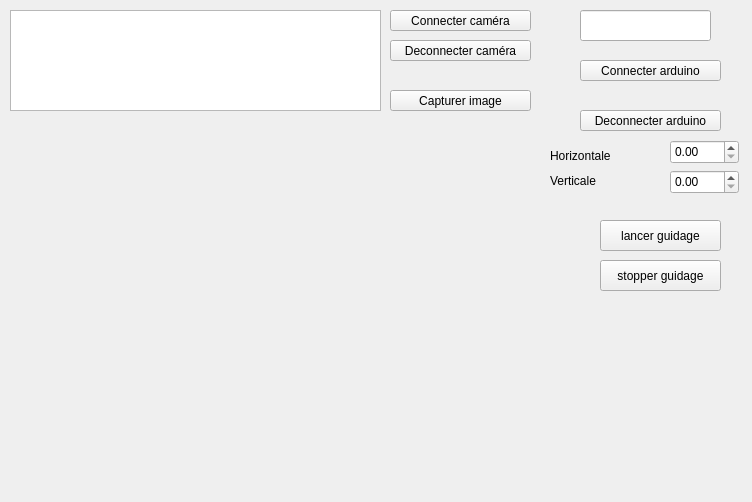
This is src/fenetreprincipale.ui in maelvls/climso-auto as Qt 5 draws it before an edit. The edited form follows.
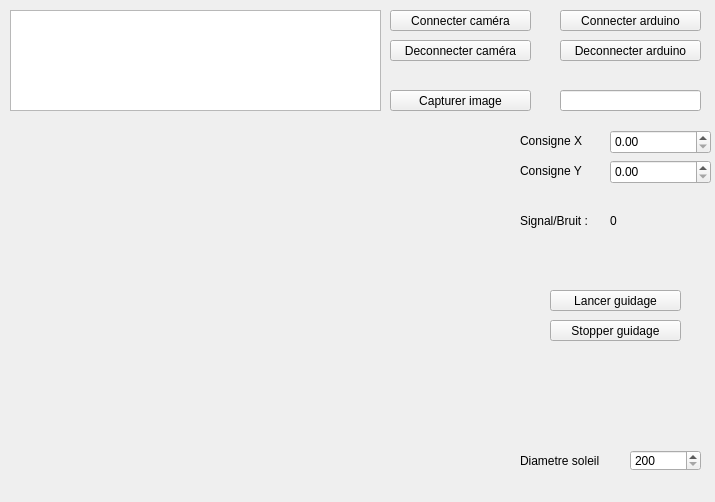
This is the edited form.

Commit message: Amélioration de l'interface avc ajout du ratio, du choix de la consigne

```diff
--- a/src/fenetreprincipale.ui
+++ b/src/fenetreprincipale.ui
@@ -6,7 +6,7 @@
    <rect>
     <x>0</x>
     <y>0</y>
-    <width>752</width>
+    <width>715</width>
     <height>502</height>
    </rect>
   </property>
@@ -69,32 +69,6 @@
      <string/>
     </property>
    </widget>
-   <widget class="QPushButton" name="connecterArduino">
-    <property name="geometry">
-     <rect>
-      <x>580</x>
-      <y>60</y>
-      <width>141</width>
-      <height>21</height>
-     </rect>
-    </property>
-    <property name="text">
-     <string>Connecter arduino</string>
-    </property>
-   </widget>
-   <widget class="QPushButton" name="deconnecterArduino">
-    <property name="geometry">
-     <rect>
-      <x>580</x>
-      <y>110</y>
-      <width>141</width>
-      <height>21</height>
-     </rect>
-    </property>
-    <property name="text">
-     <string>Deconnecter arduino</string>
-    </property>
-   </widget>
    <widget class="QLabel" name="statutCamera">
     <property name="geometry">
      <rect>
@@ -108,63 +82,56 @@
      <string/>
     </property>
    </widget>
-   <widget class="QLabel" name="statutArduino">
+   <widget class="QDoubleSpinBox" name="consigne_l">
     <property name="geometry">
      <rect>
-      <x>580</x>
-      <y>90</y>
-      <width>141</width>
-      <height>16</height>
-     </rect>
-    </property>
-    <property name="text">
-     <string/>
-    </property>
-   </widget>
-   <widget class="QDoubleSpinBox" name="consigneX">
-    <property name="geometry">
-     <rect>
-      <x>670</x>
-      <y>140</y>
-      <width>69</width>
+      <x>610</x>
+      <y>160</y>
+      <width>101</width>
       <height>24</height>
      </rect>
     </property>
+    <property name="maximum">
+     <double>10000.000000000000000</double>
+    </property>
    </widget>
    <widget class="QLabel" name="label">
     <property name="geometry">
      <rect>
-      <x>550</x>
-      <y>145</y>
+      <x>520</x>
+      <y>130</y>
       <width>81</width>
       <height>21</height>
      </rect>
     </property>
     <property name="text">
-     <string>Horizontale</string>
+     <string>Consigne X</string>
     </property>
    </widget>
    <widget class="QDoubleSpinBox" name="consigneY">
     <property name="geometry">
      <rect>
-      <x>670</x>
-      <y>170</y>
-      <width>69</width>
+      <x>610</x>
+      <y>130</y>
+      <width>101</width>
       <height>24</height>
      </rect>
     </property>
+    <property name="maximum">
+     <double>10000.000000000000000</double>
+    </property>
    </widget>
    <widget class="QLabel" name="label_2">
     <property name="geometry">
      <rect>
-      <x>550</x>
-      <y>170</y>
+      <x>520</x>
+      <y>160</y>
       <width>81</width>
       <height>21</height>
      </rect>
     </property>
     <property name="text">
-     <string>Verticale</string>
+     <string>Consigne Y</string>
     </property>
    </widget>
    <widget class="QTextBrowser" name="messages">
@@ -180,37 +147,131 @@
    <widget class="QLineEdit" name="nomFichierArduino">
     <property name="geometry">
      <rect>
-      <x>580</x>
-      <y>10</y>
-      <width>131</width>
-      <height>31</height>
+      <x>560</x>
+      <y>90</y>
+      <width>141</width>
+      <height>21</height>
      </rect>
     </property>
    </widget>
    <widget class="QPushButton" name="lancerGuidage">
     <property name="geometry">
      <rect>
-      <x>600</x>
-      <y>220</y>
-      <width>121</width>
-      <height>31</height>
+      <x>550</x>
+      <y>290</y>
+      <width>131</width>
+      <height>21</height>
      </rect>
     </property>
     <property name="text">
-     <string>lancer guidage</string>
+     <string>Lancer guidage</string>
     </property>
    </widget>
    <widget class="QPushButton" name="stopperGuidage">
     <property name="geometry">
      <rect>
-      <x>600</x>
-      <y>260</y>
-      <width>121</width>
-      <height>31</height>
+      <x>550</x>
+      <y>320</y>
+      <width>131</width>
+      <height>21</height>
      </rect>
     </property>
     <property name="text">
-     <string>stopper guidage</string>
+     <string>Stopper guidage</string>
+    </property>
+   </widget>
+   <widget class="QLabel" name="label_3">
+    <property name="geometry">
+     <rect>
+      <x>520</x>
+      <y>450</y>
+      <width>101</width>
+      <height>21</height>
+     </rect>
+    </property>
+    <property name="text">
+     <string>Diametre soleil</string>
+    </property>
+   </widget>
+   <widget class="QSpinBox" name="diametreSoleil">
+    <property name="geometry">
+     <rect>
+      <x>630</x>
+      <y>450</y>
+      <width>71</width>
+      <height>21</height>
+     </rect>
+    </property>
+    <property name="minimum">
+     <number>200</number>
+    </property>
+    <property name="maximum">
+     <number>600</number>
+    </property>
+   </widget>
+   <widget class="QPushButton" name="connecterArduino">
+    <property name="geometry">
+     <rect>
+      <x>560</x>
+      <y>10</y>
+      <width>141</width>
+      <height>21</height>
+     </rect>
+    </property>
+    <property name="text">
+     <string>Connecter arduino</string>
+    </property>
+   </widget>
+   <widget class="QPushButton" name="deconnecterArduino">
+    <property name="geometry">
+     <rect>
+      <x>560</x>
+      <y>40</y>
+      <width>141</width>
+      <height>21</height>
+     </rect>
+    </property>
+    <property name="text">
+     <string>Deconnecter arduino</string>
+    </property>
+   </widget>
+   <widget class="QLabel" name="statutArduino">
+    <property name="geometry">
+     <rect>
+      <x>560</x>
+      <y>70</y>
+      <width>141</width>
+      <height>16</height>
+     </rect>
+    </property>
+    <property name="text">
+     <string/>
+    </property>
+   </widget>
+   <widget class="QLabel" name="label_4">
+    <property name="geometry">
+     <rect>
+      <x>520</x>
+      <y>210</y>
+      <width>81</width>
+      <height>21</height>
+     </rect>
+    </property>
+    <property name="text">
+     <string>Signal/Bruit :</string>
+    </property>
+   </widget>
+   <widget class="QLabel" name="ratioSignalBruit">
+    <property name="geometry">
+     <rect>
+      <x>610</x>
+      <y>210</y>
+      <width>81</width>
+      <height>21</height>
+     </rect>
+    </property>
+    <property name="text">
+     <string>0</string>
     </property>
    </widget>
   </widget>
```
Left out of the diff: 2 changed lines with no effect on the pictures. The commit also changes 6 other files.
